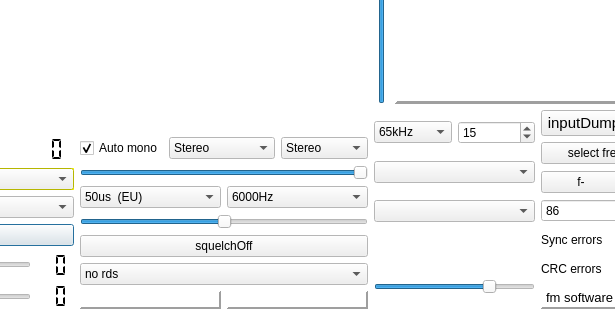
The window that radio.ui (tomneda/sdr-j-fm) describes before a commit, drawn with Qt 5; both pictures show x 194 to 809 and y 439 to 759 of the 1129 by 759 pixel window.
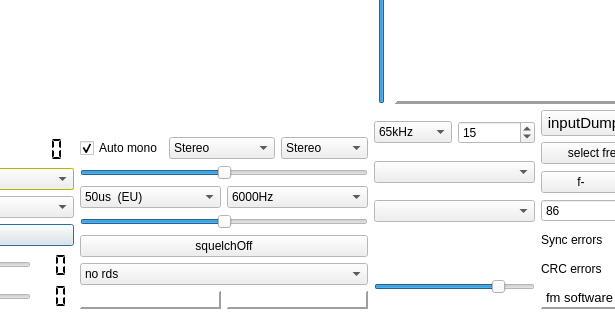
The same window after the commit. Custom widgets are drawn as their Qt base class.

Diff of the .ui file:
```diff
--- a/radio.ui
+++ b/radio.ui
@@ -788,7 +788,7 @@
               <string>&lt;html&gt;&lt;head/&gt;&lt;body&gt;&lt;p&gt;Set the Stereo panorama:&lt;/p&gt;&lt;p&gt;Most left is mono, &lt;br/&gt;Mid is normal Stereo, &lt;br/&gt;most right is widen Stereo panorama. &lt;/p&gt;&lt;p&gt;Use this to reduce Stereo noise.&lt;/p&gt;&lt;/body&gt;&lt;/html&gt;</string>
              </property>
              <property name="maximum">
-              <number>100</number>
+              <number>200</number>
              </property>
              <property name="value">
               <number>100</number>
@@ -1152,10 +1152,13 @@
            <item>
             <widget class="QSlider" name="volumeSlider">
              <property name="minimum">
-              <number>-40</number>
+              <number>-80</number>
              </property>
              <property name="maximum">
-              <number>6</number>
+              <number>12</number>
+             </property>
+             <property name="singleStep">
+              <number>1</number>
              </property>
              <property name="value">
               <number>-6</number>
```
